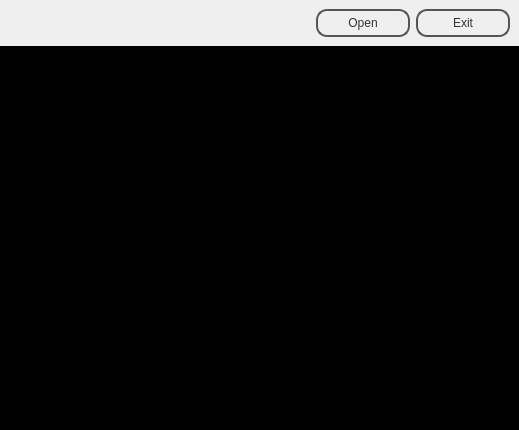
First picture: the form in applications/scene-display/scene-display-gui.ui, repository daniel86/regen, before the edit.
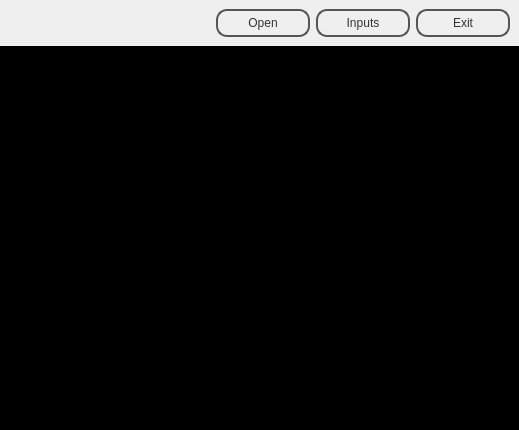
Second picture: the form after the edit. Icons and pictures are not drawn.

Commit message: Updating ShaderInputWidget to display complete scene graph. Adding a button to toggle ShaderInputWidget in scene-display application.

```diff
--- a/applications/scene-display/scene-display-gui.ui
+++ b/applications/scene-display/scene-display-gui.ui
@@ -117,6 +117,19 @@
          </property>
         </widget>
        </item>
+       <item>
+        <widget class="QPushButton" name="inputsButton">
+         <property name="focusPolicy">
+          <enum>Qt::NoFocus</enum>
+         </property>
+         <property name="text">
+          <string>Inputs</string>
+         </property>
+         <property name="icon">
+          <iconset theme="document-properties"/>
+         </property>
+        </widget>
+       </item>
        <item>
         <widget class="QPushButton" name="exitButton">
          <property name="focusPolicy">
```
Left out of the diff: 17 changed lines with no effect on the pictures. The commit also changes 12 other files.
